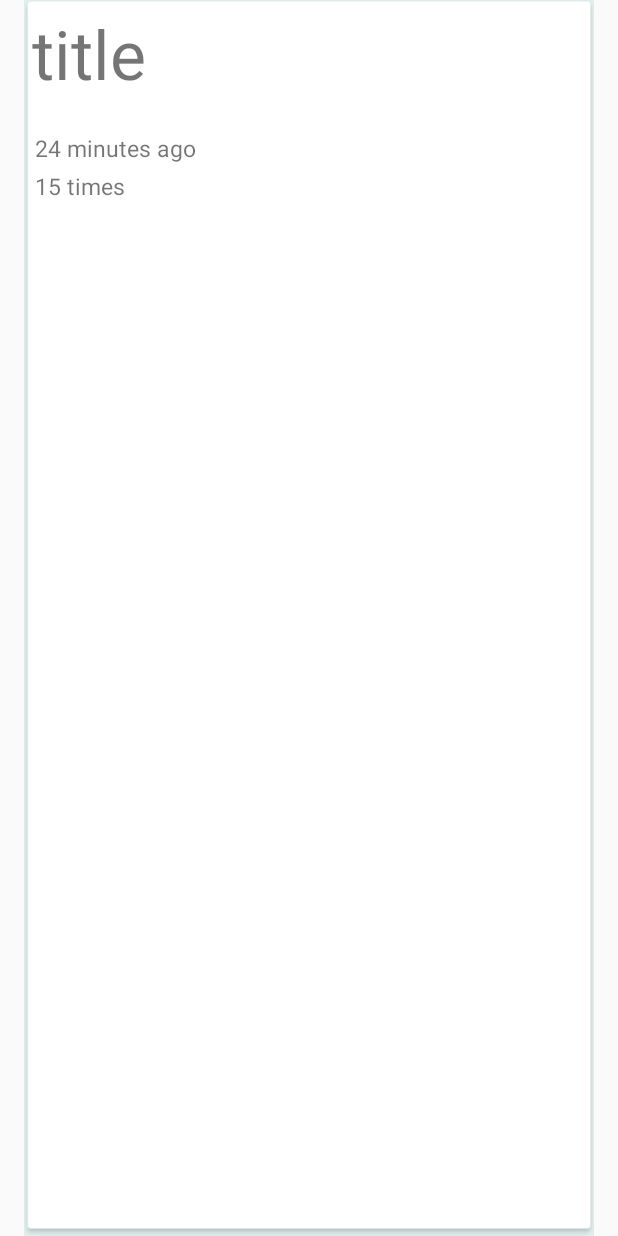
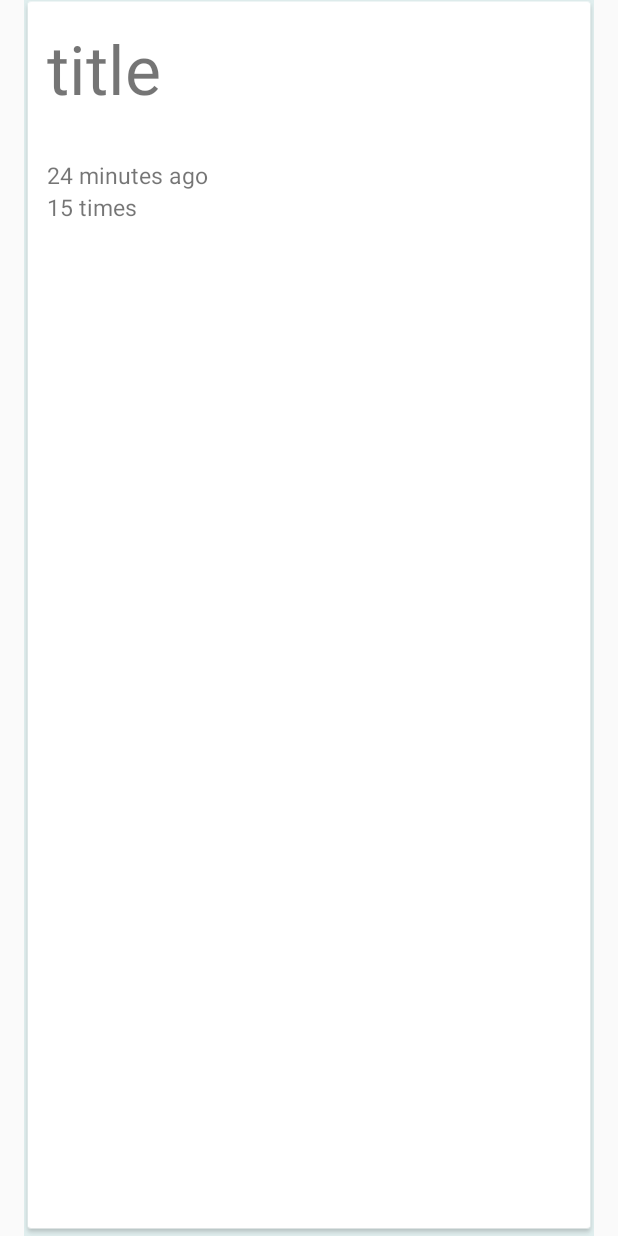
Before and after one commit to meadhikari/Smart-Note, an Android app: the layout list_item.xml on its own in the app's theme, with its tools: preview values and no code run, on a phone screen of 412 x 824 dp. Run offline under Robolectric (Android 15) with nearby library versions, the phone set to English and light mode, and no system bars.

Commit message:
little padding added to card

```diff
--- a/app/src/main/res/layout/list_item.xml
+++ b/app/src/main/res/layout/list_item.xml
@@ -19,6 +19,7 @@
             android:id="@+id/title"
             android:text="title"
             android:textSize="45dp"
+            android:padding="10dp"
             android:layout_marginBottom="20dp"
             android:layout_width="fill_parent"
             android:layout_height="wrap_content" />
@@ -34,15 +35,14 @@
             android:layout_below="@id/title"
             android:textSize="15dp"
             android:text="24 minutes ago"
-            android:padding="2dp"
+            android:paddingLeft="10dp"
             android:layout_width="wrap_content"
             android:layout_height="wrap_content" />
         <TextView
             android:id="@+id/total_reviews"
-
-            android:padding="2dp"
             android:layout_below="@+id/last_reviewed"
             android:textSize="15dp"
+            android:paddingLeft="10dp"
             android:text="15 times"
             android:layout_width="wrap_content"
             android:layout_height="wrap_content" />
```
